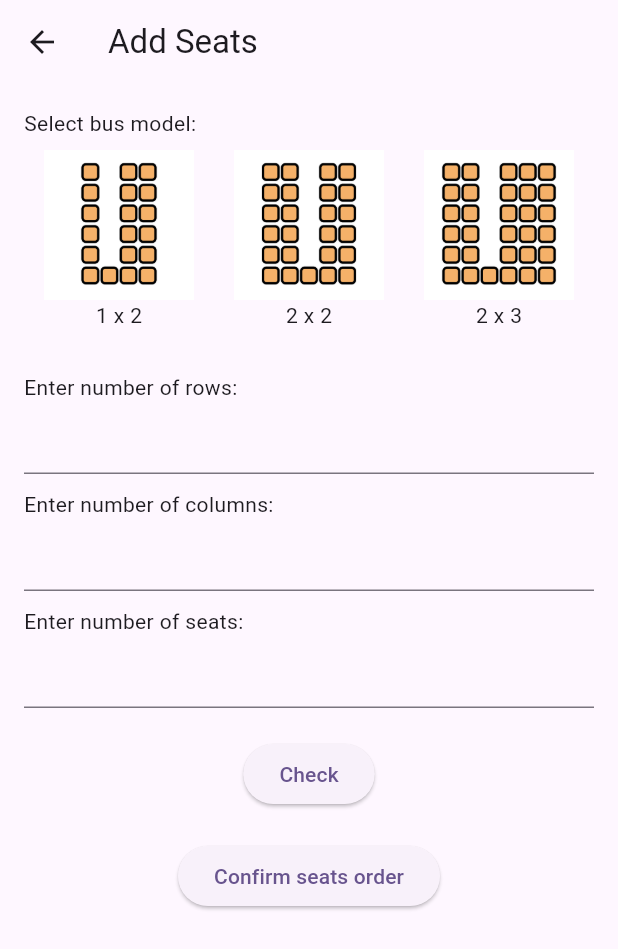
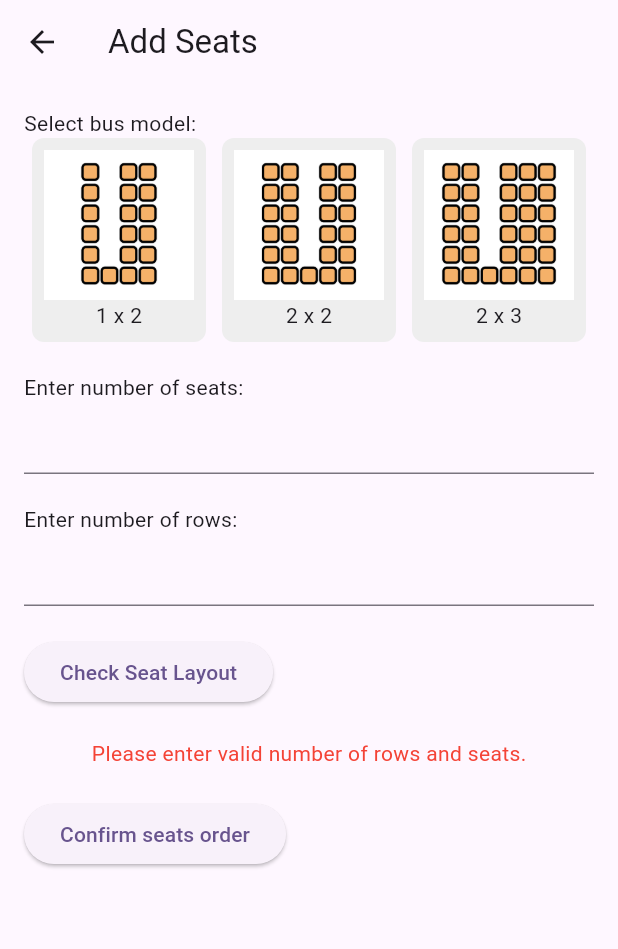
Before and after one commit to DahamAdikari/Bus-Tracking-App-, a Flutter app: the RegSeats screen opened directly, on a phone screen of 412 x 824 dp. Shown: the top 949 px of the screen. Run offline on Flutter 3.47's test engine with Material 3 defaults, Android fonts, the phone set to English and light mode, and no system bars; our stand-ins replace cloud_firestore, firebase_auth, firebase_core, flutter_otp_text_field, get, google_maps_flutter and 3 more; missing offline and left inert: flutter_polyline_points; accounts and stored records are empty.

Commit message:
Reg_seats.dart file updated

```diff
--- a/lib/pages/Driver/Reg_seats.dart
+++ b/lib/pages/Driver/Reg_seats.dart
@@ -1,6 +1,244 @@
+// import 'package:flutter/material.dart';
+
+// class RegSeats extends StatelessWidget {
+//   @override
+//   Widget build(BuildContext context) {
+//     return Scaffold(
+//       appBar: AppBar(
+//         title: Text('Add Seats'),
+//       ),
+//       body: SingleChildScrollView(
+//         padding: const EdgeInsets.all(16.0),
+//         child: Column(
+//           crossAxisAlignment: CrossAxisAlignment.start,
+//           children: [
+//             Text('Select bus model:'),
+//             Row(
+//               mainAxisAlignment: MainAxisAlignment.spaceAround,
+//               children: [
+//                 GestureDetector(
+//                   onTap: () {},
+//                   child: Container(
+//                     padding: EdgeInsets.all(8.0),
+//                     decoration: BoxDecoration(
+//                       borderRadius: BorderRadius.circular(8.0),
+//                     ),
+//                     child: Column(
+//                       children: [
+//                         Image.asset(
+//                           'assets/images/seat_booking_images/model_1x2.png',
+//                           width: 100,
+//                           height: 100,
+//                         ),
+//                         Text('1 x 2'),
+//                       ],
+//                     ),
+//                   ),
+//                 ),
+//                 GestureDetector(
+//                   onTap: () {},
+//                   child: Container(
+//                     padding: EdgeInsets.all(8.0),
+//                     decoration: BoxDecoration(
+//                       borderRadius: BorderRadius.circular(8.0),
+//                     ),
+//                     child: Column(
+//                       children: [
+//                         Image.asset(
+//                           'assets/images/seat_booking_images/model_2x2.png',
+//                           width: 100,
+//                           height: 100,
+//                         ),
+//                         Text('2 x 2'),
+//                       ],
+//                     ),
+//                   ),
+//                 ),
+//                 GestureDetector(
+//                   onTap: () {},
+//                   child: Container(
+//                     padding: EdgeInsets.all(8.0),
+//                     decoration: BoxDecoration(
+//                       borderRadius: BorderRadius.circular(8.0),
+//                     ),
+//                     child: Column(
+//                       children: [
+//                         Image.asset(
+//                           'assets/images/seat_booking_images/model_2x3.png',
+//                           width: 100,
+//                           height: 100,
+//                         ),
+//                         Text('2 x 3'),
+//                       ],
+//                     ),
+//                   ),
+//                 ),
+//               ],
+//             ),
+//             SizedBox(height: 20),
+//             Text('Enter number of rows:'),
+//             TextField(),
+//             SizedBox(height: 10),
+//             Text('Enter number of columns:'),
+//             TextField(),
+//             SizedBox(height: 10),
+//             Text('Enter number of seats:'),
+//             TextField(),
+//             SizedBox(height: 20),
+//             Center(
+//               child: ElevatedButton(
+//                 onPressed: () {},
+//                 child: Text('Check'),
+//               ),
+//             ),
+//             SizedBox(height: 20),
+//             Center(
+//               child: ElevatedButton(
+//                 onPressed: () {
+//                   Navigator.pop(context); // Return to the previous screen
+//                 },
+//                 child: Text('Confirm seats order'),
+//               ),
+//             ),
+//           ],
+//         ),
+//       ),
+//     );
+//   }
+// }
+
 import 'package:flutter/material.dart';
 
-class RegSeats extends StatelessWidget {
+class RegSeats extends StatefulWidget {
+  @override
+  _RegSeatsState createState() => _RegSeatsState();
+}
+
+class _RegSeatsState extends State<RegSeats> {
+  // State variables
+  int selectedModel = 0;
+  int seatCount = 0;
+  int rows = 0; // Number of rows
+  List<List<String>> seatLayout = [];
+
+  // Function to create seat layout based on input rows, columns, and seat count
+  void createSeatLayout() {
+    if (rows <= 0 || seatCount <= 0) {
+      // Don't generate layout if rows or seat count are invalid
+      seatLayout.clear();
+      setState(() {}); // Refresh the UI
+      return;
+    }
+
+    // Clear previous layout
+    seatLayout.clear();
+
+    int columns = 0;
+    switch (selectedModel) {
+      case 1: // 1x2 model: 1 seat, 1 space, 2 seats
+        columns = 4; // 1 seat + 1 space + 2 seats
+        break;
+      case 2: // 2x2 model: 2 seats, 1 space, 2 seats
+        columns = 5; // 2 seats + 1 space + 2 seats
+        break;
+      case 3: // 2x3 model: 2 seats, 1 space, 3 seats
+        columns = 6; // 2 seats + 1 space + 3 seats
+        break;
+    }
+
+    int remainingSeats = seatCount;
+
+    // Generate seat layout
+    for (int row = 0; row < rows; row++) {
+      List<String> currentRow = [];
+      for (int col = 0; col < columns; col++) {
+        if (remainingSeats > 0) {
+          // Add seats and spaces based on the selected model
+          if ((selectedModel == 1 && col == 1) || (selectedModel == 2 && col == 2) || (selectedModel == 3 && col == 2)) {
+            currentRow.add("Empty"); // Add space based on the model
+          } else {
+            currentRow.add("Seat");
+            remainingSeats--;
+          }
+        } else {
+          currentRow.add("Empty");
+        }
+      }
+
+      // Fill the last row with all seats, ignoring spaces
+      if (row == rows - 1 && remainingSeats > 0) {
+        for (int col = 0; col < columns && remainingSeats > 0; col++) {
+          if (currentRow[col] == "Empty") {
+            currentRow[col] = "Seat";
+            remainingSeats--;
+          }
+        }
+      }
+
+      seatLayout.add(currentRow);
+    }
+
+    setState(() {}); // Refresh the UI
+  }
+
+  // Function to build the seat layout grid view
+  Widget buildSeatLayout() {
+    if (seatLayout.isEmpty || rows <= 0 || seatCount <= 0) {
+      // If rows or seat count are invalid, show an error message
+      return Center(
+        child: Text(
+          'Please enter valid number of rows and seats.',
+          style: TextStyle(color: Colors.red),
+        ),
+      );
+    }
+
+    // Adjust seat sizes based on the bus model
+    double seatWidth = 40;
+    double seatHeight = 40;
+
+    switch (selectedModel) {
+      case 1:
+        seatWidth = 60; // Wider seats for 1x2 model
+        break;
+      case 2:
+        seatWidth = 50; // Medium width for 2x2 model
+        break;
+      case 3:
+        seatWidth = 40; // Narrower width for 2x3 model
+        break;
+      default:
+        seatWidth = 40; // Default seat size
+    }
+
+    return GridView.builder(
+      shrinkWrap: true,
+      physics: NeverScrollableScrollPhysics(),
+      gridDelegate: SliverGridDelegateWithFixedCrossAxisCount(
+        crossAxisCount: seatLayout[0].length, // Set column count based on layout
+        childAspectRatio: seatWidth / seatHeight,
+      ),
+      itemCount: rows * seatLayout[0].length, // Total number of items
+      itemBuilder: (context, index) {
+        int rowIndex = index ~/ seatLayout[0].length;
+        int colIndex = index % seatLayout[0].length;
+        bool isEmpty = seatLayout[rowIndex][colIndex] == "Empty";
+
+        return Padding(
+          padding: const EdgeInsets.all(4.0),
+          child: Container(
+            width: seatWidth,
+            height: seatHeight,
+            decoration: BoxDecoration(
+              color: isEmpty ? Colors.transparent : Colors.orange,
+              border: Border.all(color: Colors.black),
+            ),
+          ),
+        );
+      },
+    );
+  }
+
   @override
   Widget build(BuildContext context) {
     return Scaffold(
@@ -17,10 +255,15 @@ class RegSeats extends StatelessWidget {
               mainAxisAlignment: MainAxisAlignment.spaceAround,
               children: [
                 GestureDetector(
-                  onTap: () {},
+                  onTap: () {
+                    setState(() {
+                      selectedModel = 1; // Select 1x2 model
+                    });
+                  },
                   child: Container(
                     padding: EdgeInsets.all(8.0),
                     decoration: BoxDecoration(
+                      color: selectedModel == 1 ? Colors.blue : Colors.grey[200],
                       borderRadius: BorderRadius.circular(8.0),
                     ),
                     child: Column(
@@ -36,10 +279,15 @@ class RegSeats extends StatelessWidget {
                   ),
                 ),
                 GestureDetector(
-                  onTap: () {},
+                  onTap: () {
+                    setState(() {
+                      selectedModel = 2; // Select 2x2 model
+                    });
+                  },
                   child: Container(
                     padding: EdgeInsets.all(8.0),
                     decoration: BoxDecoration(
+                      color: selectedModel == 2 ? Colors.blue : Colors.grey[200],
                       borderRadius: BorderRadius.circular(8.0),
                     ),
                     child: Column(
@@ -55,10 +303,15 @@ class RegSeats extends StatelessWidget {
                   ),
                 ),
                 GestureDetector(
-                  onTap: () {},
+                  onTap: () {
+                    setState(() {
+                      selectedModel = 3; // Select 2x3 model
+                    });
+                  },
                   child: Container(
                     padding: EdgeInsets.all(8.0),
                     decoration: BoxDecoration(
+                      color: selectedModel == 3 ? Colors.blue : Colors.grey[200],
                       borderRadius: BorderRadius.circular(8.0),
                     ),
                     child: Column(
@@ -76,29 +329,42 @@ class RegSeats extends StatelessWidget {
               ],
             ),
             SizedBox(height: 20),
-            Text('Enter number of rows:'),
-            TextField(),
-            SizedBox(height: 10),
-            Text('Enter number of columns:'),
-            TextField(),
-            SizedBox(height: 10),
             Text('Enter number of seats:'),
-            TextField(),
-            SizedBox(height: 20),
-            Center(
-              child: ElevatedButton(
-                onPressed: () {},
-                child: Text('Check'),
-              ),
+            TextField(
+              keyboardType: TextInputType.number,
+              onChanged: (value) {
+                setState(() {
+                  seatCount = int.tryParse(value) ?? 0; // Update seat count
+                });
+              },
             ),
             SizedBox(height: 20),
-            Center(
-              child: ElevatedButton(
-                onPressed: () {
-                  Navigator.pop(context); // Return to the previous screen
-                },
-                child: Text('Confirm seats order'),
-              ),
+            Text('Enter number of rows:'),
+            TextField(
+              keyboardType: TextInputType.number,
+              onChanged: (value) {
+                setState(() {
+                  rows = int.tryParse(value) ?? 0; // Update row count
+                });
+              },
+            ),
+            SizedBox(height: 20),
+            ElevatedButton(
+              onPressed: () {
+                createSeatLayout(); // Generate seat layout
+              },
+              child: Text('Check Seat Layout'),
+            ),
+            SizedBox(height: 20),
+            // Display the seat layout
+            buildSeatLayout(),
+            SizedBox(height: 20),
+            ElevatedButton(
+              onPressed: () {
+                // Handle seat confirmation logic, e.g., save to Firebase
+                Navigator.pop(context); // Return to the previous screen
+              },
+              child: Text('Confirm seats order'),
             ),
           ],
         ),
@@ -106,172 +372,3 @@ class RegSeats extends StatelessWidget {
     );
   }
 }
-
-
-
-// import 'package:flutter/material.dart';
-// import 'package:cloud_firestore/cloud_firestore.dart';
-
-// class RegSeats extends StatefulWidget {
-//   final String busID; // Bus ID to link seats to a bus document
-//   final String busName;
-
-//   RegSeats({required this.busID, required this.busName});
-
-//   @override
-//   _RegSeatsState createState() => _RegSeatsState();
-// }
-
-// class _RegSeatsState extends State<RegSeats> {
-//   int rows = 0;
-//   int columns = 0;
-//   List<List<String>> seatLayout = [];
-//   String selectedModel = '1x2';
-
-//   void _generateSeatLayout() {
-//     seatLayout = List.generate(rows, (r) {
-//       return List.generate(columns, (c) => 'Available');
-//     });
-//   }
-
-//   void _saveSeatLayout() async {
-//     await FirebaseFirestore.instance.collection('buses').doc(widget.busID).set({
-//       'busName': widget.busName,
-//       'busID': widget.busID,
-//       'seatLayout': seatLayout,
-//       'blockedSeats': [], // Placeholder for blocked seats
-//       'bookedSeats': [], // Placeholder for booked seats
-//     });
-
-//     ScaffoldMessenger.of(context).showSnackBar(
-//       SnackBar(content: Text('Seats added successfully')),
-//     );
-
-//     Navigator.pop(context); // Navigate back after saving
-//   }
-
-//   @override
-//   Widget build(BuildContext context) {
-//     return Scaffold(
-//       appBar: AppBar(
-//         title: Text('Add Seats for Bus ${widget.busName}'),
-//       ),
-//       body: SingleChildScrollView(
-//         padding: const EdgeInsets.all(16.0),
-//         child: Column(
-//           crossAxisAlignment: CrossAxisAlignment.start,
-//           children: [
-//             Text('Select bus model:'),
-//             Row(
-//               mainAxisAlignment: MainAxisAlignment.spaceAround,
-//               children: [
-//                 GestureDetector(
-//                   onTap: () {
-//                     setState(() {
-//                       selectedModel = '1x2';
-//                     });
-//                   },
-//                   child: _buildModelOption('1x2', 'assets/images/seat_booking_images/model_1x2.png'),
-//                 ),
-//                 GestureDetector(
-//                   onTap: () {
-//                     setState(() {
-//                       selectedModel = '2x2';
-//                     });
-//                   },
-//                   child: _buildModelOption('2x2', 'assets/images/seat_booking_images/model_2x2.png'),
-//                 ),
-//                 GestureDetector(
-//                   onTap: () {
-//                     setState(() {
-//                       selectedModel = '2x3';
-//                     });
-//                   },
-//                   child: _buildModelOption('2x3', 'assets/images/seat_booking_images/model_2x3.png'),
-//                 ),
-//               ],
-//             ),
-//             SizedBox(height: 20),
-//             Text('Enter number of rows:'),
-//             TextField(
-//               keyboardType: TextInputType.number,
-//               onChanged: (value) {
-//                 rows = int.tryParse(value) ?? 0;
-//               },
-//             ),
-//             SizedBox(height: 10),
-//             Text('Enter number of columns:'),
-//             TextField(
-//               keyboardType: TextInputType.number,
-//               onChanged: (value) {
-//                 columns = int.tryParse(value) ?? 0;
-//               },
-//             ),
-//             SizedBox(height: 20),
-//             ElevatedButton(
-//               onPressed: () {
-//                 setState(() {
-//                   _generateSeatLayout();
-//                 });
-//               },
-//               child: Text('Generate Seat Layout'),
-//             ),
-//             SizedBox(height: 20),
-//             _buildSeatLayoutPreview(),
-//             SizedBox(height: 20),
-//             Center(
-//               child: ElevatedButton(
-//                 onPressed: _saveSeatLayout,
-//                 child: Text('Confirm seats and save'),
-//               ),
-//             ),
-//           ],
-//         ),
-//       ),
-//     );
-//   }
-
-//   Widget _buildModelOption(String model, String imagePath) {
-//     return Container(
-//       padding: EdgeInsets.all(8.0),
-//       decoration: BoxDecoration(
-//         borderRadius: BorderRadius.circular(8.0),
-//         border: Border.all(color: selectedModel == model ? Colors.blue : Colors.grey),
-//       ),
-//       child: Column(
-//         children: [
-//           Image.asset(
-//             imagePath,
-//             width: 100,
-//             height: 100,
-//           ),
-//           Text(model),
-//         ],
-//       ),
-//     );
-//   }
-
-//   Widget _buildSeatLayoutPreview() {
-//     if (rows == 0 || columns == 0) {
-//       return Text('No layout generated yet. Please enter rows and columns.');
-//     }
-//     return Column(
-//       children: List.generate(rows, (r) {
-//         return Row(
-//           mainAxisAlignment: MainAxisAlignment.spaceEvenly,
-//           children: List.generate(columns, (c) {
-//             return Container(
-//               margin: EdgeInsets.all(4.0),
-//               padding: EdgeInsets.all(8.0),
-//               color: seatLayout[r][c] == 'Available' ? Colors.green : Colors.red,
-//               child: Text(
-//                 '${r + 1}${String.fromCharCode(65 + c)}', // Seat label like 1A, 1B, etc.
-//                 style: TextStyle(color: Colors.white),
-//               ),
-//             );
-//           }),
-//         );
-//       }),
-//     );
-//   }
-// }
```
